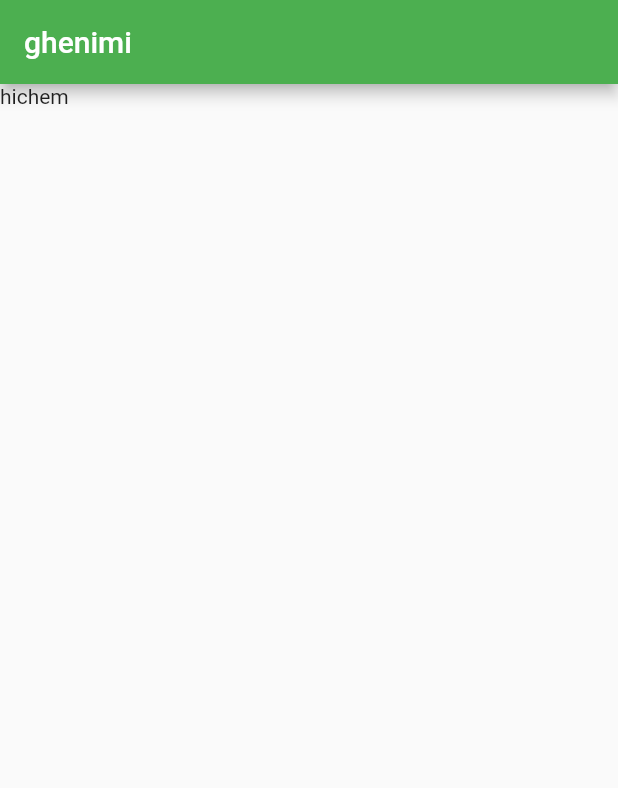
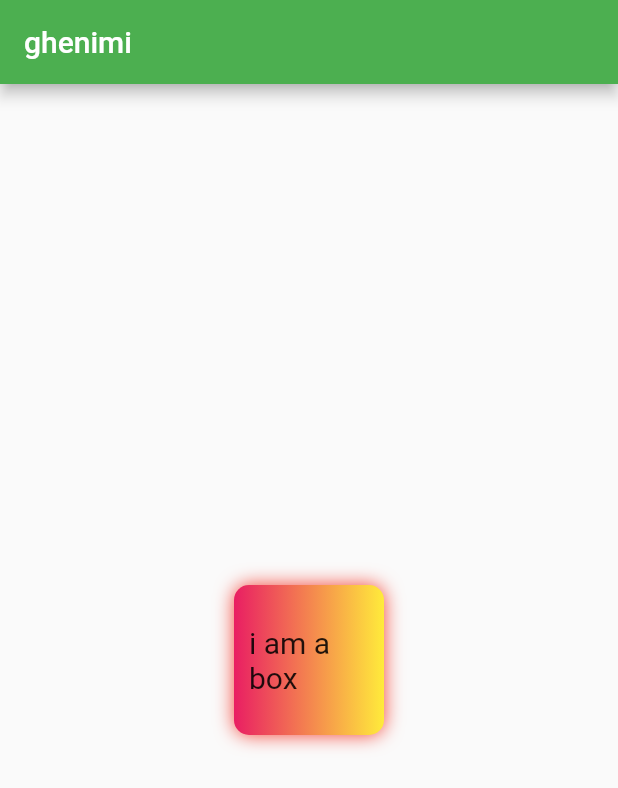
Before and after one commit to leghnimi/new_app, a Flutter app: the screen it shows after launch, on a phone screen of 412 x 824 dp. Shown: the top 788 px of the screen. Run offline on Flutter 3.47's test engine with Material 2 defaults, Android fonts, the phone set to English and light mode, and no system bars.

Commit message:
second commit

```diff
--- a/lib/main.dart
+++ b/lib/main.dart
@@ -18,8 +18,34 @@ class HomePage extends StatelessWidget {
       appBar: AppBar(
         title: Text("ghenimi"),
       ),
-      body: Container(
-        child: Text("hichem"),
+      body: Center(
+        child: Container(
+          padding: const EdgeInsets.all(10),
+          // color: Colors.red,
+          width: 100,
+          height: 100,
+          clipBehavior: Clip.antiAlias,
+          alignment: Alignment.center,
+          decoration: BoxDecoration(
+              color: Colors.red,
+              borderRadius: BorderRadius.circular(10),
+              gradient: LinearGradient(colors: [
+                Colors.pink,
+                Colors.yellow,
+              ]),
+              boxShadow: [
+                BoxShadow(
+                  color: Colors.red,
+                  blurRadius: 10,
+                )
+              ]),
+          child: Text(
+            "i am a box",
+            style: TextStyle(
+              fontSize: 20,
+            ),
+          ),
+        ),
       ),
     );
   }
```
